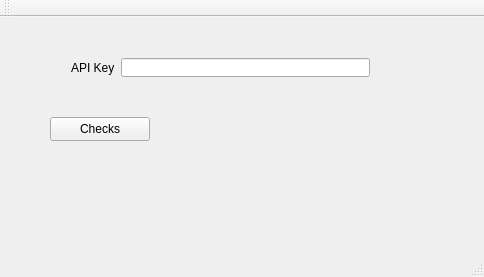
Old version of the form qupdownio-ui/mainwindow.ui in the repository arnauddupuis/qupdown.io.
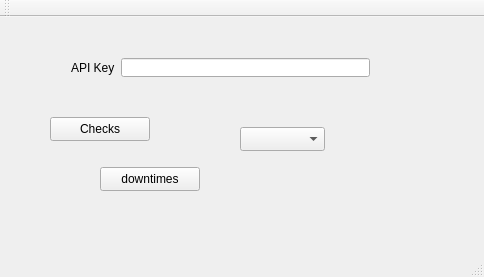
New version of the form.

What changed in the file:
```diff
--- a/qupdownio-ui/mainwindow.ui
+++ b/qupdownio-ui/mainwindow.ui
@@ -27,19 +27,6 @@
      <string>Checks</string>
     </property>
    </widget>
-   <widget class="QLabel" name="statusLabel">
-    <property name="geometry">
-     <rect>
-      <x>30</x>
-      <y>160</y>
-      <width>271</width>
-      <height>51</height>
-     </rect>
-    </property>
-    <property name="text">
-     <string/>
-    </property>
-   </widget>
    <widget class="QWidget" name="layoutWidget">
     <property name="geometry">
      <rect>
@@ -62,6 +49,29 @@
      </item>
     </layout>
    </widget>
+   <widget class="QComboBox" name="tokenComboBox">
+    <property name="geometry">
+     <rect>
+      <x>240</x>
+      <y>110</y>
+      <width>85</width>
+      <height>24</height>
+     </rect>
+    </property>
+   </widget>
+   <widget class="QPushButton" name="downtimesPushButton">
+    <property name="geometry">
+     <rect>
+      <x>100</x>
+      <y>150</y>
+      <width>100</width>
+      <height>24</height>
+     </rect>
+    </property>
+    <property name="text">
+     <string>downtimes</string>
+    </property>
+   </widget>
   </widget>
   <widget class="QMenuBar" name="menuBar">
    <property name="geometry">
```
